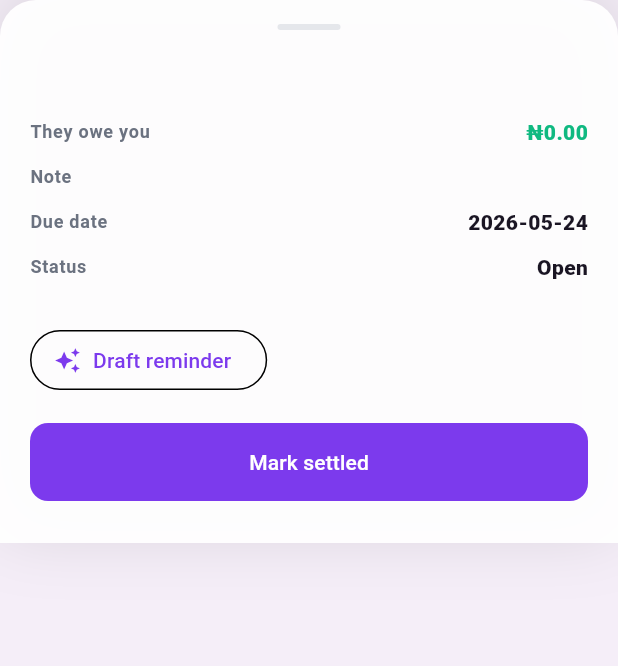
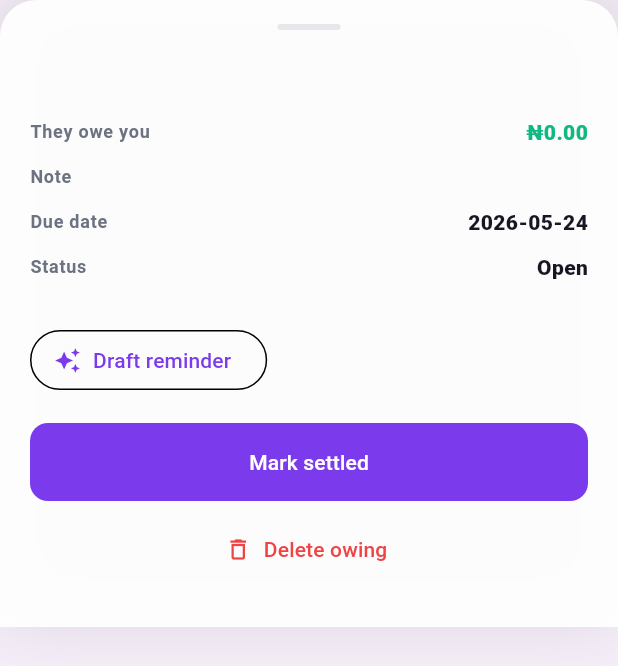
Before and after one commit to MKM909/kolo, a Flutter app: the _OwingDetailSheet widget shown alone on an empty page, opened directly with empty values, on a phone screen of 412 x 824 dp. Shown: the top 666 px of the screen. Run offline on Flutter 3.47's test engine with Material 3 defaults, Android fonts, the phone set to English and light mode, and no system bars; our stand-ins replace cloud_firestore, cloud_functions, firebase_auth, firebase_core, fl_chart, flutter_riverpod and 5 more; missing offline and left inert: flutter_overlay_window; accounts and stored records are empty; Roboto replaces fonts that are missing (DM Sans).

Commit message:
Add owing delete action

```diff
--- a/lib/ui/features/home/home_screen.dart
+++ b/lib/ui/features/home/home_screen.dart
@@ -1702,6 +1702,18 @@ class _OwingDetailSheetState extends ConsumerState<_OwingDetailSheet> {
                     },
               child: const Text('Mark settled'),
             ),
+            const SizedBox(height: 8),
+            Center(
+              child: TextButton.icon(
+                key: const Key('delete_owing'),
+                onPressed: _delete,
+                icon: const Icon(Icons.delete_outline, size: 18),
+                label: const Text('Delete owing'),
+                style: TextButton.styleFrom(
+                  foregroundColor: KoloColors.expense,
+                ),
+              ),
+            ),
           ],
         ),
       ),
@@ -1718,6 +1730,17 @@ class _OwingDetailSheetState extends ConsumerState<_OwingDetailSheet> {
       _draft = draft;
       _drafting = false;
     });
+  }
+
+  Future<void> _delete() async {
+    final messenger = ScaffoldMessenger.of(context);
+    final navigator = Navigator.of(context);
+
+    await ref.read(koloRepositoryProvider).deleteOwing(widget.owing.id);
+    if (!mounted) return;
+
+    navigator.pop();
+    messenger.showSnackBar(const SnackBar(content: Text('Owing removed')));
   }
 
   Future<void> _copyDraft() async {
```
Also changed, not shown: 1 other file.
